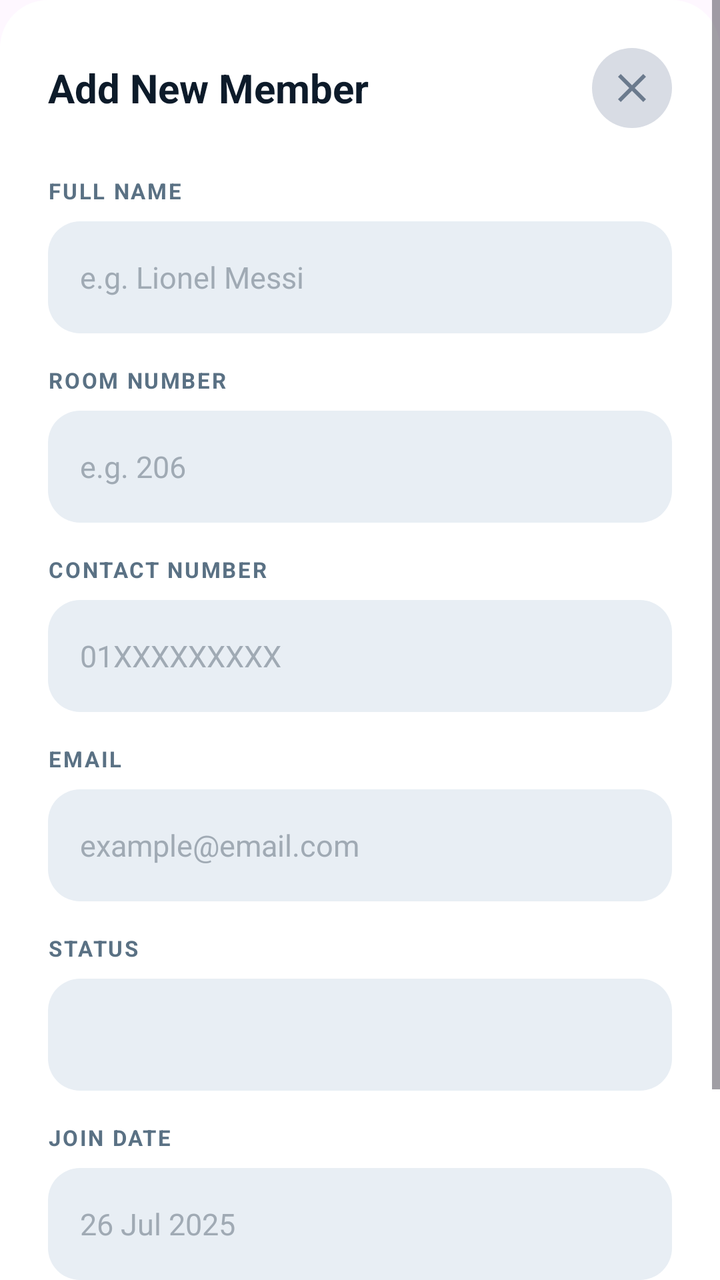
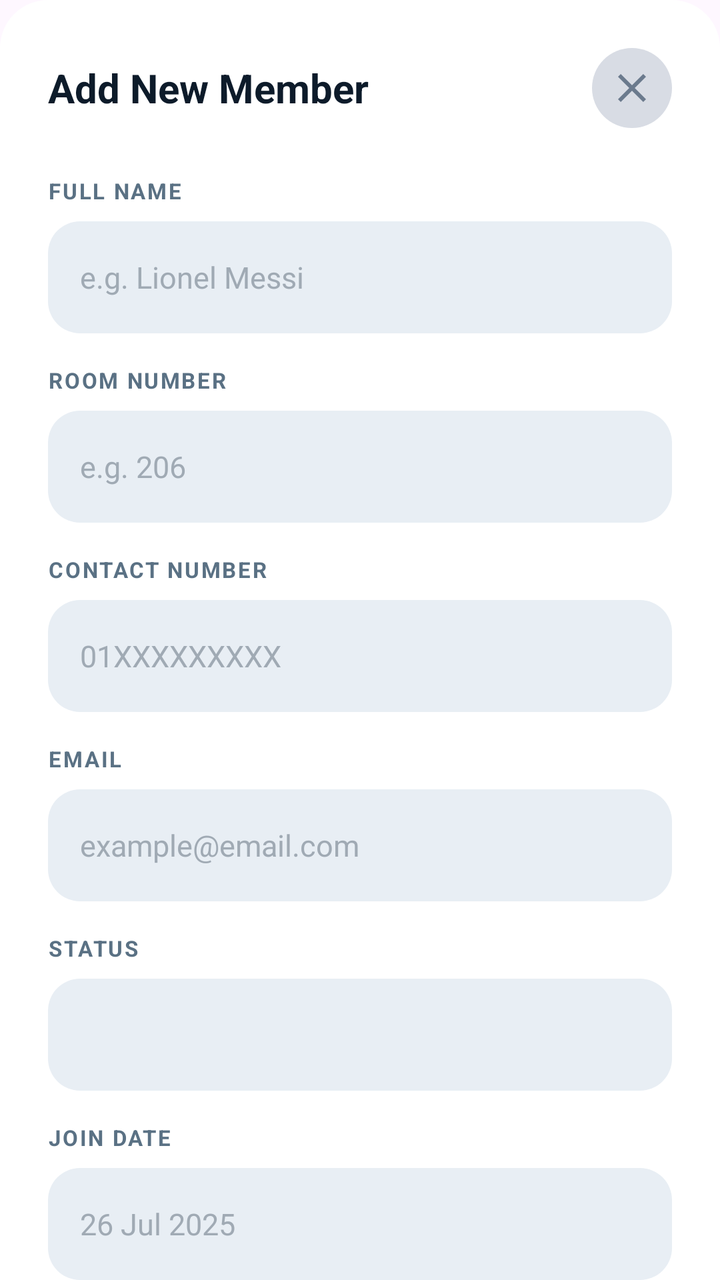

Screens rendered from an Android XML layout before and after an edit, with the pre-edit source and the edit as a unified diff.
<!-- AndroidManifest.xml: application theme Theme.MessManagement -->
<!-- res/layout/dialog_add_member.xml -->
<?xml version="1.0" encoding="utf-8"?>
<ScrollView
    xmlns:android="http://schemas.android.com/apk/res/android"
    xmlns:app="http://schemas.android.com/apk/res-auto"
    android:layout_width="match_parent"
    android:layout_height="wrap_content"
    android:background="@drawable/bg_bottom_sheet"
    android:fillViewport="true">

    <LinearLayout
        android:layout_width="match_parent"
        android:layout_height="wrap_content"
        android:orientation="vertical"
        android:paddingHorizontal="24dp"
        android:paddingTop="24dp"
        android:paddingBottom="32dp">

        
        <RelativeLayout
            android:layout_width="match_parent"
            android:layout_height="wrap_content"
            android:layout_marginBottom="24dp">

            <TextView
                android:layout_width="wrap_content"
                android:layout_height="wrap_content"
                android:layout_centerVertical="true"
                android:text="Add New Member"
                android:textColor="#0D1B2A"
                android:textSize="20sp"
                android:textStyle="bold" />

            <ImageButton
                android:id="@+id/btnClose"
                android:layout_width="40dp"
                android:layout_height="40dp"
                android:layout_alignParentEnd="true"
                android:layout_centerVertical="true"
                android:background="@drawable/bg_avatar_circle"
                android:src="@drawable/ic_close"
                android:contentDescription="Close"
                app:tint="#6B7A8D" />

        </RelativeLayout>

        
        <TextView
            style="@style/LabelStyle"
            android:text="FULL NAME" />

        <EditText
            android:id="@+id/etFullName"
            style="@style/InputStyle"
            android:hint="e.g. Lionel Messi"
            android:inputType="textPersonName" />

        
        <TextView
            style="@style/LabelStyle"
            android:text="ROOM NUMBER" />

        <EditText
            android:id="@+id/etRoomNumber"
            style="@style/InputStyle"
            android:hint="e.g. 206"
            android:inputType="text" />

        
        <TextView
            style="@style/LabelStyle"
            android:text="CONTACT NUMBER" />

        <EditText
            android:id="@+id/etContact"
            style="@style/InputStyle"
            android:hint="01XXXXXXXXX"
            android:inputType="phone"
            android:maxLength="11"/>

        
        <TextView
            style="@style/LabelStyle"
            android:text="EMAIL" />

        <EditText
            android:id="@+id/etEmail"
            style="@style/InputStyle"
            android:hint="example@email.com"
            android:inputType="textEmailAddress" />

        
        <TextView
            style="@style/LabelStyle"
            android:text="STATUS" />

        <Spinner
            android:id="@+id/spinnerStatus"
            android:layout_width="match_parent"
            android:layout_height="56dp"
            android:layout_marginBottom="16dp"
            android:background="@drawable/bg_input_field"
            android:paddingHorizontal="16dp" />

        
        <TextView
            style="@style/LabelStyle"
            android:text="JOIN DATE" />

        <EditText
            android:id="@+id/etJoinDate"
            style="@style/InputStyle"
            android:clickable="true"
            android:cursorVisible="false"
            android:focusable="false"
            android:hint="26 Jul 2025"
            android:inputType="none" />

        

        <Button
            android:id="@+id/btnAddMember"
            android:layout_width="match_parent"
            android:layout_height="56dp"
            android:layout_marginTop="8dp"
            android:background="@drawable/bg_button_teal"
            android:text="Add Member"
            android:textColor="#FFFFFF"
            android:textSize="16sp"
            android:textStyle="bold" />

    </LinearLayout>

</ScrollView>
<!-- resources referenced by this layout -->
<resources>
  <!-- drawable bg_avatar_circle (drawable) -->
  <?xml version="1.0" encoding="utf-8"?>
  <shape xmlns:android="http://schemas.android.com/apk/res/android"
      android:shape="oval">
      <solid android:color="#D8DCE4" />
  </shape>
  <!-- drawable bg_bottom_sheet (drawable) -->
  <?xml version="1.0" encoding="utf-8"?>
  <shape xmlns:android="http://schemas.android.com/apk/res/android"
      android:shape="rectangle">
      <solid android:color="#FFFFFF" />
      <corners
          android:topLeftRadius="24dp"
          android:topRightRadius="24dp" />
  </shape>
  <!-- drawable bg_button_teal (drawable) -->
  <?xml version="1.0" encoding="utf-8"?>
  <shape xmlns:android="http://schemas.android.com/apk/res/android"
      android:shape="rectangle">
      <solid android:color="#1A4F5C" />
      <corners android:radius="16dp" />
  </shape>
  <!-- drawable bg_input_field (drawable) -->
  <?xml version="1.0" encoding="utf-8"?>
  <shape xmlns:android="http://schemas.android.com/apk/res/android"
      android:shape="rectangle">
      <solid android:color="#E8EEF4" />
      <corners android:radius="16dp" />
  </shape>
  <!-- drawable ic_close (drawable) -->
  <?xml version="1.0" encoding="utf-8"?>
  <vector xmlns:android="http://schemas.android.com/apk/res/android"
      android:width="24dp"
      android:height="24dp"
      android:viewportWidth="24"
      android:viewportHeight="24">
      <path
          android:fillColor="#6B7A8D"
          android:pathData="M19,6.41L17.59,5 12,10.59 6.41,5 5,6.41 10.59,12 5,17.59 6.41,19 12,13.41 17.59,19 19,17.59 13.41,12z" />
  </vector>
  <style name="InputStyle">
          <item name="android:layout_width">match_parent</item>
          <item name="android:layout_height">56dp</item>
          <item name="android:layout_marginBottom">16dp</item>
          <item name="android:background">@drawable/bg_input_field</item>
          <item name="android:paddingHorizontal">16dp</item>
          <item name="android:textColor">#0D1B2A</item>
          <item name="android:textSize">15sp</item>
          <item name="android:textColorHint">#A0AAB4</item>
      </style>
  <style name="LabelStyle">
          <item name="android:layout_width">wrap_content</item>
          <item name="android:layout_height">wrap_content</item>
          <item name="android:textColor">#5A7184</item>
          <item name="android:textSize">11sp</item>
          <item name="android:textStyle">bold</item>
          <item name="android:letterSpacing">0.08</item>
          <item name="android:layout_marginBottom">8dp</item>
      </style>
  <style name="Theme.MessManagement" parent="Theme.Material3.Light.NoActionBar">
          
          <item name="colorPrimary">@color/nav_active</item>
          <item name="colorOnPrimary">@color/white</item>
          
          <item name="colorSecondary">@color/bazar_card_end</item>
          <item name="colorOnSecondary">@color/white</item>
          
          <item name="android:statusBarColor">@color/primary_bg</item>
          <item name="android:windowLightStatusBar">true</item>
          <item name="android:fitsSystemWindows">true</item>
      </style>
  <color name="nav_active">#1a7a96</color>
  <color name="white">#FFFFFFFF</color>
  <color name="bazar_card_end">#2b8ab0</color>
  <color name="primary_bg">#1a4d63</color>
</resources>

<!-- the commit's change to res/layout/dialog_add_member.xml (unified diff, before → after) -->
@@ -1,11 +1,11 @@
 <?xml version="1.0" encoding="utf-8"?>
-<ScrollView
+<androidx.core.widget.NestedScrollView
     xmlns:android="http://schemas.android.com/apk/res/android"
     xmlns:app="http://schemas.android.com/apk/res-auto"
     android:layout_width="match_parent"
-    android:layout_height="wrap_content"
-    android:background="@drawable/bg_bottom_sheet"
-    android:fillViewport="true">
+    android:layout_height="match_parent"
+    android:fillViewport="true"
+    android:background="@drawable/bg_bottom_sheet">
 
     <LinearLayout
         android:layout_width="match_parent"
@@ -130,4 +130,4 @@
 
     </LinearLayout>
 
-</ScrollView>
+</androidx.core.widget.NestedScrollView>
<!-- resource entries referenced after the edit -->
@@ -69,7 +69,6 @@
           
           <item name="android:statusBarColor">@color/primary_bg</item>
           <item name="android:windowLightStatusBar">true</item>
-          <item name="android:fitsSystemWindows">true</item>
       </style>
   <color name="nav_active">#1a7a96</color>
   <color name="white">#FFFFFFFF</color>
